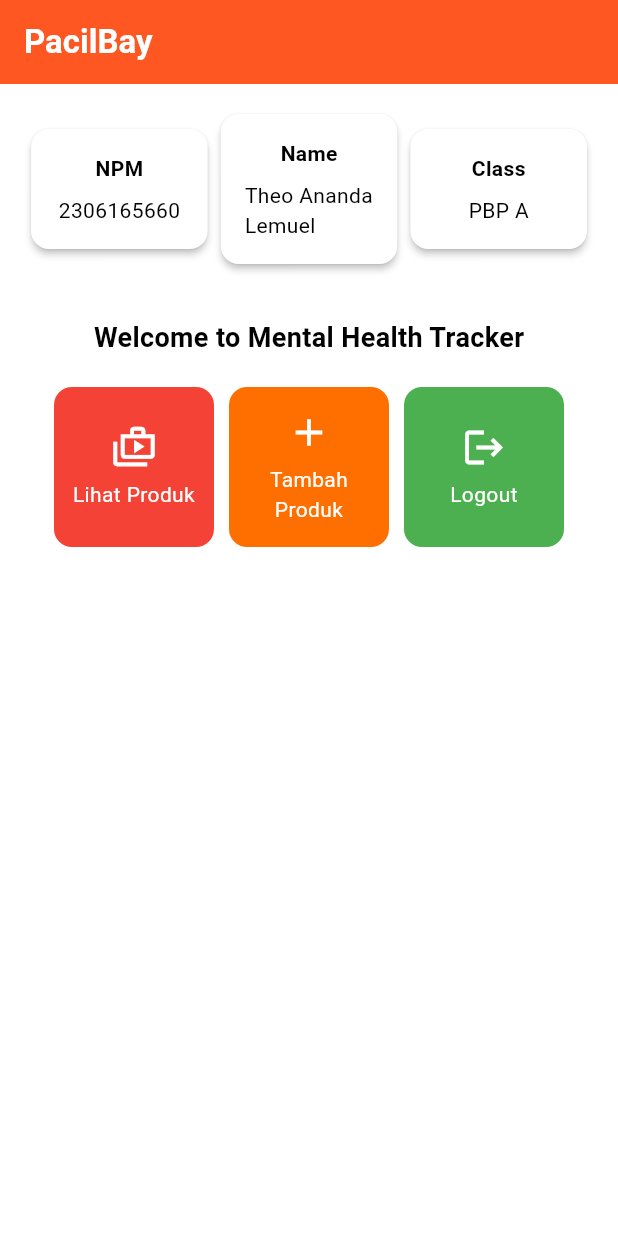
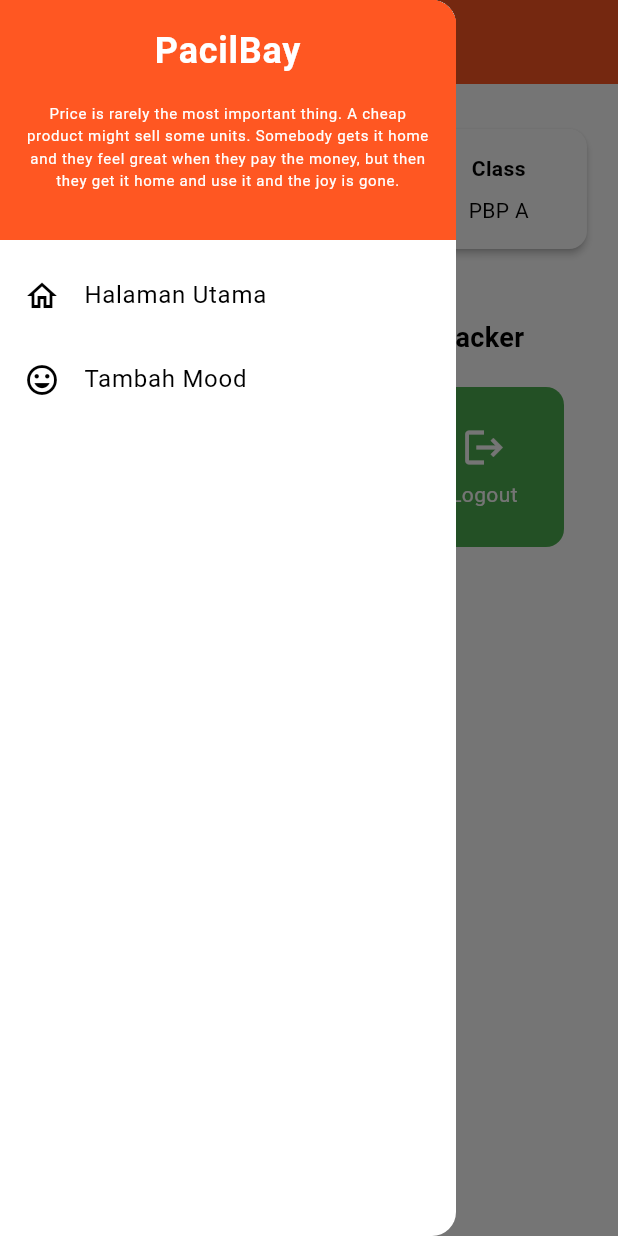
Before and after one commit to theoalll/pacilbay-mobile, a Flutter app: the screen it shows after launch, with the side drawer open (before the commit the screen has no drawer), on a phone screen of 412 x 824 dp. Run offline on Flutter 3.47's test engine with Material 3 defaults, Android fonts, the phone set to English and light mode, and no system bars.

Commit message:
add drawer for navigation

```diff
--- a/lib/menu.dart
+++ b/lib/menu.dart
@@ -1,4 +1,5 @@
 import 'package:flutter/material.dart';
+import 'package:pacilbay/widgets/left_drawer.dart';
 
 class MyHomePage extends StatelessWidget {
   MyHomePage({super.key});
@@ -28,7 +29,9 @@ class MyHomePage extends StatelessWidget {
         ),
         // Warna latar belakang AppBar diambil dari skema warna tema aplikasi.
         backgroundColor: Theme.of(context).colorScheme.primary,
+        iconTheme: const IconThemeData(color: Colors.white),
       ),
+      drawer: const LeftDrawer(),
       // Body halaman dengan padding di sekelilingnya.
       body: Padding(
         padding: const EdgeInsets.all(16.0),
--- /dev/null
+++ b/lib/widgets/left_drawer.dart
@@ -0,0 +1,69 @@
+import 'package:flutter/material.dart';
+import 'package:pacilbay/menu.dart';
+// TODO: Impor halaman MoodEntryFormPage jika sudah dibuat
+
+import 'package:flutter/material.dart';
+
+class LeftDrawer extends StatelessWidget {
+  const LeftDrawer({super.key});
+
+  @override
+  Widget build(BuildContext context) {
+    return Drawer(
+      child: ListView(
+        children: [
+          DrawerHeader(
+            decoration: BoxDecoration(
+              color: Theme.of(context).colorScheme.primary,
+            ),
+            child: const Column(
+              children: [
+                Text(
+                  'PacilBay',
+                  textAlign: TextAlign.center,
+                  style: TextStyle(
+                    fontSize: 24,
+                    fontWeight: FontWeight.bold,
+                    color: Colors.white,
+                  ),
+                ),
+                Padding(padding: EdgeInsets.all(8)),
+                Text(
+                  "Price is rarely the most important thing. A cheap product might sell some units. Somebody gets it home and they feel great when they pay the money, but then they get it home and use it and the joy is gone.",
+                  textAlign: TextAlign.center,
+                  style: TextStyle(
+                    fontSize: 10,
+                    color: Colors.white,
+                  ),
+                ),
+              ],
+            ),
+          ),
+          ListTile(
+            leading: const Icon(Icons.home_outlined),
+            title: const Text('Halaman Utama'),
+            // Bagian redirection ke MyHomePage
+            onTap: () {
+              Navigator.pushReplacement(
+                  context,
+                  MaterialPageRoute(
+                    builder: (context) => MyHomePage(),
+                  ));
+            },
+          ),
+          ListTile(
+            leading: const Icon(Icons.mood),
+            title: const Text('Tambah Mood'),
+            // Bagian redirection ke MoodEntryFormPage
+            onTap: () {
+              /*
+      TODO: Buatlah routing ke MoodEntryFormPage di sini,
+      setelah halaman MoodEntryFormPage sudah dibuat.
+      */
+            },
+          ),
+        ],
+      ),
+    );
+  }
+}
```
